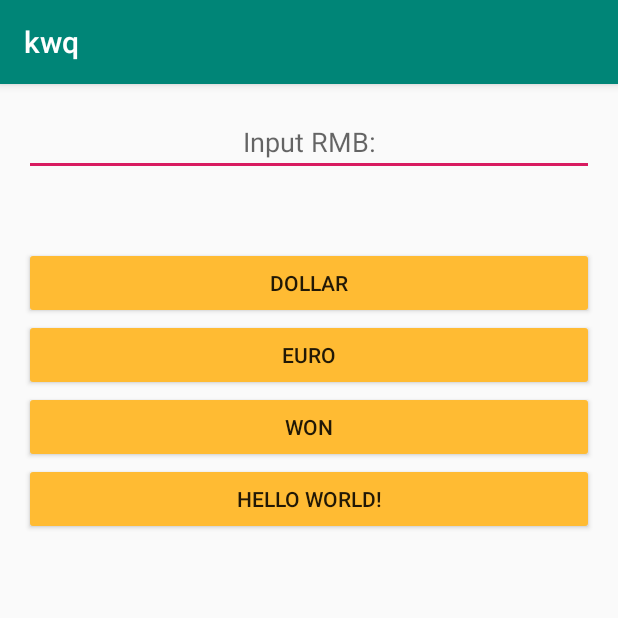
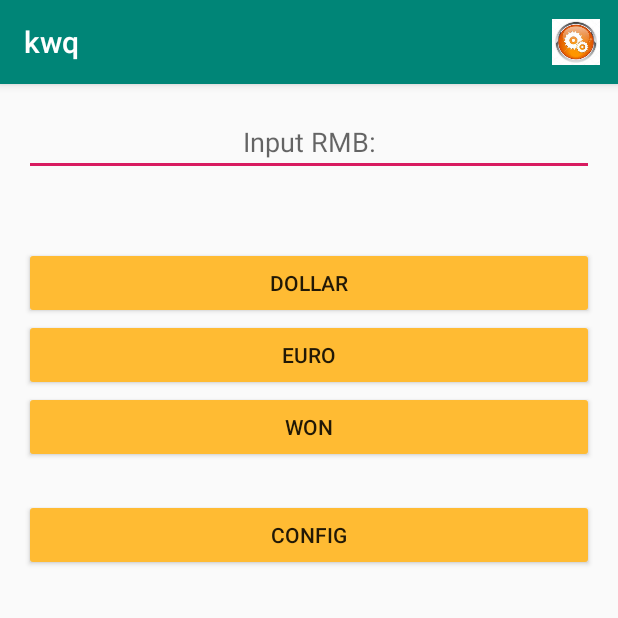
Before and after one commit to kouwq/kwq, an Android app: the screen it shows after launch (RateActivity), on a phone screen of 412 x 824 dp, the top half of it. Run offline under Robolectric (Android 15) with nearby library versions, the phone set to English and light mode, and no system bars.

Commit message:
4/9 config and menu

```diff
--- a/app/src/main/res/layout/activity_rate.xml
+++ b/app/src/main/res/layout/activity_rate.xml
@@ -50,9 +50,10 @@
         android:text="@string/btn_won_label" />
 
     <Button
-        android:id="@+id/btn_open"
+        android:id="@+id/btn_opencfg"
+        android:layout_marginTop="24dp"
         android:layout_width="match_parent"
         android:layout_height="wrap_content"
         android:onClick="openOne"
-        android:text="@string/str1" />
+        android:text="@string/btn_opencfg_label" />
 </LinearLayout>
--- /dev/null
+++ b/app/src/main/res/menu/rate.xml
@@ -0,0 +1,10 @@
+<?xml version="1.0" encoding="utf-8"?>
+<menu xmlns:app="http://schemas.android.com/apk/res-auto"
+    xmlns:android="http://schemas.android.com/apk/res/android">
+
+    <item
+        android:id="@+id/menu_set"
+        android:title="@string/menu_set_label"
+        android:icon="@mipmap/settings"
+        app:showAsAction="always" />
+</menu>
--- a/app/src/main/res/values/strings.xml
+++ b/app/src/main/res/values/strings.xml
@@ -5,8 +5,11 @@
     <string name="btn_label">turn to F</string>
     <string name="txt_hint">Please input temp:(only number)</string>
     <string name="btn_dollar_label">Dollar</string>
-    <string name="btn_euro_label">Euro</string>
+    <string name="btn_euro_label" translatable="false">Euro</string>
     <string name="btn_won_label">Won</string>
     <string name="rmb_hint">Input RMB:</string>
+    <string name="btn_opencfg_label" translatable="false">config</string>
+    <string name="btn_save_label">save</string>
+    <string name="menu_set_label">Setting</string>
 
 </resources>
```
Also changed, not shown: app/src/main/AndroidManifest.xml (+4 -10 lines), app/src/main/java/com/demo/hello/kwq/ConfigActivity.java (added, +61 -0 lines), app/src/main/java/com/demo/hello/kwq/RateActivity.java (+67 -13 lines), app/src/main/res/layout/activity_config.xml (added, +37 -0 lines), app/src/main/res/mipmap-xxhdpi/settings.jpg (added), 1 other file.
